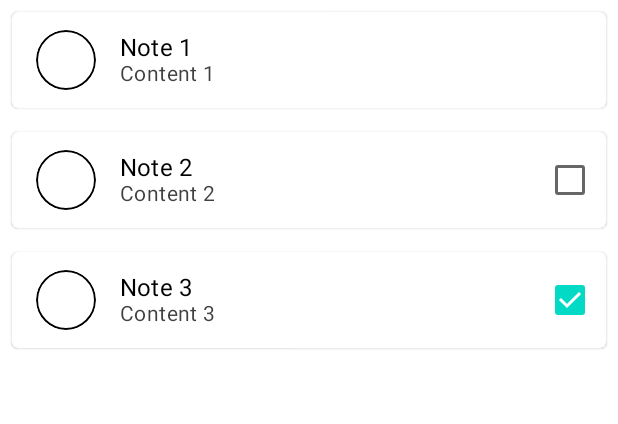
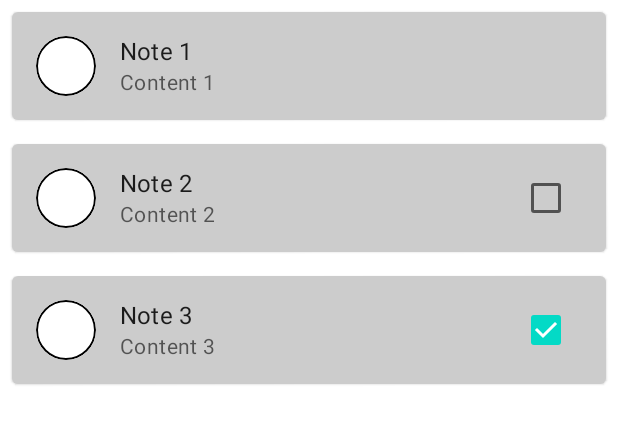
Before and after one commit to MaksimYurau/lab7_notes, an Android app built with Jetpack Compose: the @Preview function NotesListPreview, on a phone screen of 412 x 824 dp. Shown: the top 424 px of the screen. Run offline under Robolectric (Android 15) with nearby library versions, the phone set to English and light mode, and no system bars; our stand-ins replace livedata-compose.

Commit message:
Updated project. Updated Note.kt. Updated fun Note(). Added ListItem(). Added CheckBox(). Updated fun NotePreview(). Updated NotesScreen.kt. Updated fun NotesList(). Updated TrashScreen.kt. Updated fun Content().

```diff
--- a/app/src/main/java/com/maksimyurau/android/lab7_notes/ui/components/Note.kt
+++ b/app/src/main/java/com/maksimyurau/android/lab7_notes/ui/components/Note.kt
@@ -1,90 +1,68 @@
 package com.maksimyurau.android.lab7_notes.ui.components
 
-import androidx.compose.foundation.background
 import androidx.compose.foundation.clickable
-import androidx.compose.foundation.layout.Column
-import androidx.compose.foundation.layout.Row
 import androidx.compose.foundation.layout.fillMaxWidth
-import androidx.compose.foundation.layout.heightIn
 import androidx.compose.foundation.layout.padding
 import androidx.compose.foundation.shape.RoundedCornerShape
-import androidx.compose.material.Checkbox
-import androidx.compose.material.Text
+import androidx.compose.material.*
 import androidx.compose.runtime.Composable
-import androidx.compose.ui.Alignment
 import androidx.compose.ui.Modifier
-import androidx.compose.ui.draw.shadow
 import androidx.compose.ui.graphics.Color
-import androidx.compose.ui.graphics.Shape
-import androidx.compose.ui.text.TextStyle
-import androidx.compose.ui.text.font.FontWeight
 import androidx.compose.ui.tooling.preview.Preview
 import androidx.compose.ui.unit.dp
-import androidx.compose.ui.unit.sp
 import com.maksimyurau.android.lab7_notes.model.NoteModel
 import com.maksimyurau.android.lab7_notes.util.fromHex
 
+@OptIn(ExperimentalMaterialApi::class) // Здесь
 @Composable
 fun Note(
+    modifier: Modifier = Modifier,
     note: NoteModel,
     onNoteClick: (NoteModel) -> Unit = {},
-    onNoteCheckedChange: (NoteModel) -> Unit = {}
+    onNoteCheckedChange: (NoteModel) -> Unit = {},
+    isSelected: Boolean
 ) {
-    val backgroundShape: Shape = RoundedCornerShape(4.dp)
-    Row(modifier = Modifier
+    val background = if (isSelected)
+        Color.LightGray
+    else
+        MaterialTheme.colors.onSurface
+
+    val modifier = null
+    Card(
+        shape = RoundedCornerShape(4.dp),
+        modifier = Modifier
             .padding(8.dp)
-        .shadow(1.dp, backgroundShape)
-        .fillMaxWidth()
-        .heightIn(min = 64.dp)
-        .background(Color.White, backgroundShape)
-        .clickable(onClick = { onNoteClick(note) }) // here
+            .fillMaxWidth(),
+        backgroundColor = background
     ) {
+        ListItem(
+            text = { Text(text = note.title, maxLines = 1) },
+            secondaryText = {
+                Text(text = note.content, maxLines = 1)
+            },
+            icon = {
                 NoteColor(
-            modifier = Modifier
-                .align(Alignment.CenterVertically)
-                .padding(start = 16.dp, end = 16.dp),
                     color = Color.fromHex(note.color.hex),
                     size = 40.dp,
                     border = 1.dp
                 )
-        Column(modifier = Modifier
-            .weight(1f)
-            .align(Alignment.CenterVertically)
-
-        ) {
-            Text(
-                text = note.title,
-                color = Color.Black,
-                maxLines = 1,
-                style = TextStyle(
-                    fontWeight = FontWeight.Normal,
-                    fontSize = 16.sp,
-                    letterSpacing = 0.15.sp
-                )
-            )
-            Text(
-                text = note.content,
-                color = Color.Black.copy(alpha = 0.75f),
-                maxLines = 1,
-                style = TextStyle( // here
-                    fontWeight = FontWeight.Normal,
-                    fontSize = 14.sp,
-                    letterSpacing = 0.25.sp
-                )
-            )
-        }
+            },
+            trailing = {
                 if (note.isCheckedOff != null) {
                     Checkbox(
                         checked = note.isCheckedOff,
-                onCheckedChange = {isChecked ->
+                        onCheckedChange = { isChecked ->
                             val newNote = note.copy(isCheckedOff = isChecked)
-                    onNoteCheckedChange(newNote)
+                            onNoteCheckedChange.invoke(newNote)
                         },
-                modifier = Modifier
-                    .padding(start = 16.dp)
-                    .align(Alignment.CenterVertically)
+                        modifier = Modifier.padding(start = 8.dp)
                     )
                 }
+            },
+            modifier = Modifier.clickable {
+                onNoteClick.invoke(note)
+            }
+        )
     }
 }
 
@@ -93,6 +71,7 @@ fun Note(
 private fun NotePreview() {
 
     Note(
+        isSelected = true,
         note = NoteModel(
             1,
             "Заметка 1",
--- a/app/src/main/java/com/maksimyurau/android/lab7_notes/ui/components/screens/NotesScreen.kt
+++ b/app/src/main/java/com/maksimyurau/android/lab7_notes/ui/components/screens/NotesScreen.kt
@@ -111,6 +111,7 @@ private fun NotesList(
         items(count = notes.size) { noteIndex ->
             val note = notes[noteIndex]
             Note(
+                isSelected = true,
                 note = note,
                 onNoteClick = onNoteClick,
                 onNoteCheckedChange = onNoteCheckedChange
--- a/app/src/main/java/com/maksimyurau/android/lab7_notes/ui/components/screens/TrashScreen.kt
+++ b/app/src/main/java/com/maksimyurau/android/lab7_notes/ui/components/screens/TrashScreen.kt
@@ -187,7 +187,7 @@ private fun Content(
         Note(
           note = note,
           onNoteClick = onNoteClick,
-          // isSelected = isNoteSelected
+          isSelected = isNoteSelected
         )
       }
     }
```
Lines whose indentation alone changed are shown as unchanged.
